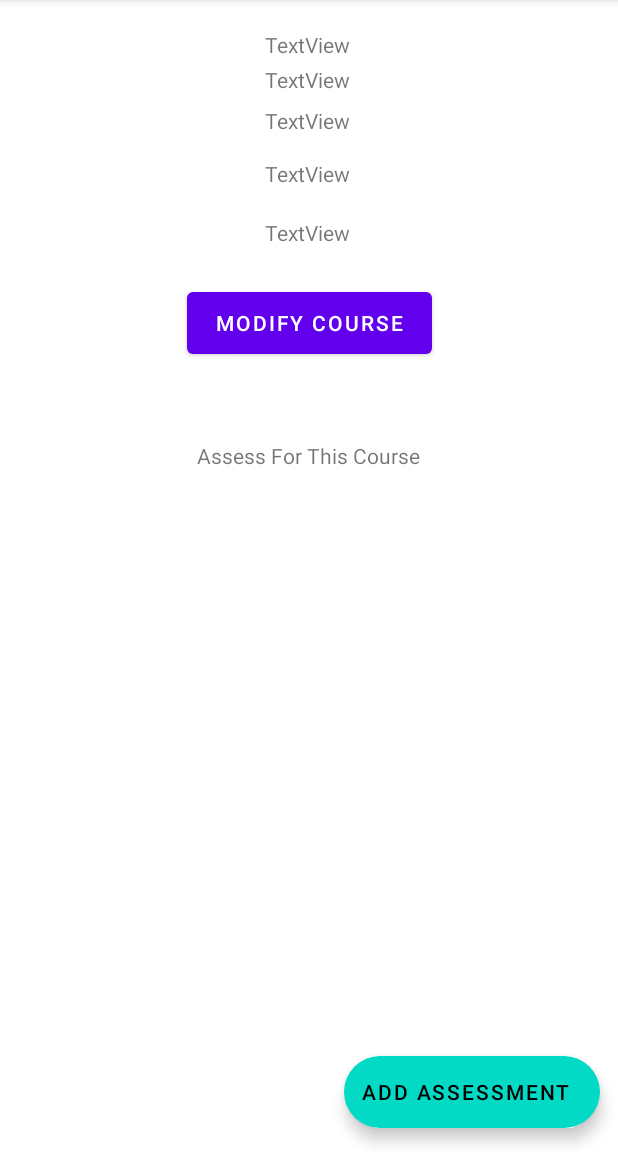
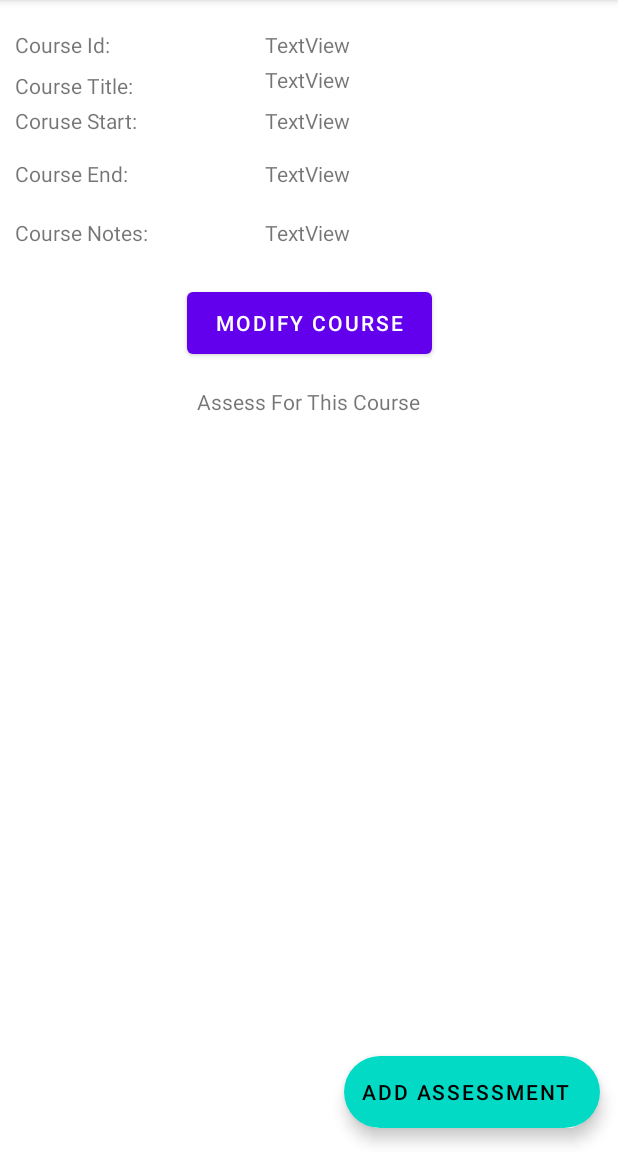
Before and after one commit to kevinsherrell/Term-Scheduler, an Android app: the CourseDetail screen opened directly, with no data from a screen before it, on a phone screen of 412 x 824 dp, the part 84-1236 px from its top. Run offline under Robolectric (Android 15) with nearby library versions, the phone set to English and light mode, and no system bars; our stand-ins replace Room's generated code; 1 statement that could not run was skipped.

Commit message:
added labels to course detail

```diff
--- a/app/src/main/java/com/c196/TermScheduler/UI/Assessment/AssessmentAdd.java
+++ b/app/src/main/java/com/c196/TermScheduler/UI/Assessment/AssessmentAdd.java
@@ -32,6 +32,11 @@ import java.util.Date;
 public class AssessmentAdd extends AppCompatActivity {
     private static final String TAG = "AssessmentAdd";
     private String courseId;
+    private String title;
+    private String start;
+    private String end;
+    private String note;
+
     public EditText titleInput;
     public Spinner typeBox;
     public TextView assessmentDateView;
@@ -105,8 +110,8 @@ public class AssessmentAdd extends AppCompatActivity {
             Log.d(TAG, "onCreate: ");
 
             insertAssessment();
-            backToTermList();
-//            Toast.makeText(getApplicationContext(), "Assessment Saved Successfully", Toast.LENGTH_LONG).show();
+            backToCourseDetail();
+            Toast.makeText(getApplicationContext(), "Assessment Saved Successfully", Toast.LENGTH_LONG).show();
 
         });
 
@@ -116,6 +121,10 @@ public class AssessmentAdd extends AppCompatActivity {
     public void getIncomingIntent() {
         if (getIntent() != null) {
             courseId = getIntent().getStringExtra("id");
+            title = getIntent().getStringExtra("title");
+            start = getIntent().getStringExtra("start");
+            end = getIntent().getStringExtra("end");
+            note = getIntent().getStringExtra("note");
 
             titleInput = findViewById(R.id.assessmentTitleInput);
             typeBox = findViewById(R.id.assessmentTypeBox);
@@ -139,8 +148,13 @@ public class AssessmentAdd extends AppCompatActivity {
         model.insert(assessment);
     }
 
-    public void backToTermList() {
-        Intent intent = new Intent(AssessmentAdd.this, TermList.class);
+    public void backToCourseDetail() {
+        Intent intent = new Intent(AssessmentAdd.this, CourseDetail.class);
+        intent.putExtra("id", courseId);
+        intent.putExtra("title", title);
+        intent.putExtra("start", start);
+        intent.putExtra("end", end);
+        intent.putExtra("note", note);
         startActivity(intent);
     }
 }
--- a/app/src/main/res/layout/activity_course_detail.xml
+++ b/app/src/main/res/layout/activity_course_detail.xml
@@ -87,7 +87,7 @@
         android:id="@+id/textView"
         android:layout_width="wrap_content"
         android:layout_height="wrap_content"
-        android:layout_marginTop="52dp"
+        android:layout_marginTop="16dp"
         android:text="Assess For This Course"
         app:layout_constraintEnd_toEndOf="parent"
         app:layout_constraintHorizontal_bias="0.498"
@@ -104,4 +104,60 @@
         app:layout_constraintHorizontal_bias="0.498"
         app:layout_constraintStart_toStartOf="parent"
         app:layout_constraintTop_toBottomOf="@+id/courseDetailEnd" />
+
+    <TextView
+        android:id="@+id/textView8"
+        android:layout_width="wrap_content"
+        android:layout_height="wrap_content"
+        android:layout_marginTop="20dp"
+        android:text="Course Id:"
+        app:layout_constraintEnd_toStartOf="@+id/cDetailID"
+        app:layout_constraintHorizontal_bias="0.088"
+        app:layout_constraintStart_toStartOf="parent"
+        app:layout_constraintTop_toTopOf="parent" />
+
+    <TextView
+        android:id="@+id/textView12"
+        android:layout_width="wrap_content"
+        android:layout_height="wrap_content"
+        android:layout_marginTop="8dp"
+        android:text="Course Title:"
+        app:layout_constraintEnd_toStartOf="@+id/courseDetailTitle"
+        app:layout_constraintHorizontal_bias="0.103"
+        app:layout_constraintStart_toStartOf="parent"
+        app:layout_constraintTop_toBottomOf="@+id/textView8" />
+
+    <TextView
+        android:id="@+id/textView13"
+        android:layout_width="wrap_content"
+        android:layout_height="wrap_content"
+        android:layout_marginTop="4dp"
+        android:text="Coruse Start:"
+        app:layout_constraintEnd_toStartOf="@+id/courseDetailStart"
+        app:layout_constraintHorizontal_bias="0.106"
+        app:layout_constraintStart_toStartOf="parent"
+        app:layout_constraintTop_toBottomOf="@+id/textView12" />
+
+    <TextView
+        android:id="@+id/textView14"
+        android:layout_width="wrap_content"
+        android:layout_height="wrap_content"
+        android:layout_marginTop="16dp"
+        android:text="Course End:"
+        app:layout_constraintEnd_toStartOf="@+id/courseDetailEnd"
+        app:layout_constraintHorizontal_bias="0.099"
+        app:layout_constraintStart_toStartOf="parent"
+        app:layout_constraintTop_toBottomOf="@+id/textView13" />
+
+    <TextView
+        android:id="@+id/textView15"
+        android:layout_width="wrap_content"
+        android:layout_height="wrap_content"
+        android:text="Course Notes:"
+        app:layout_constraintBottom_toTopOf="@+id/courseDetailModifyButton"
+        app:layout_constraintEnd_toStartOf="@+id/courseNoteDetail"
+        app:layout_constraintHorizontal_bias="0.114"
+        app:layout_constraintStart_toStartOf="parent"
+        app:layout_constraintTop_toBottomOf="@+id/textView14"
+        app:layout_constraintVertical_bias="0.456" />
 </androidx.constraintlayout.widget.ConstraintLayout>
```
